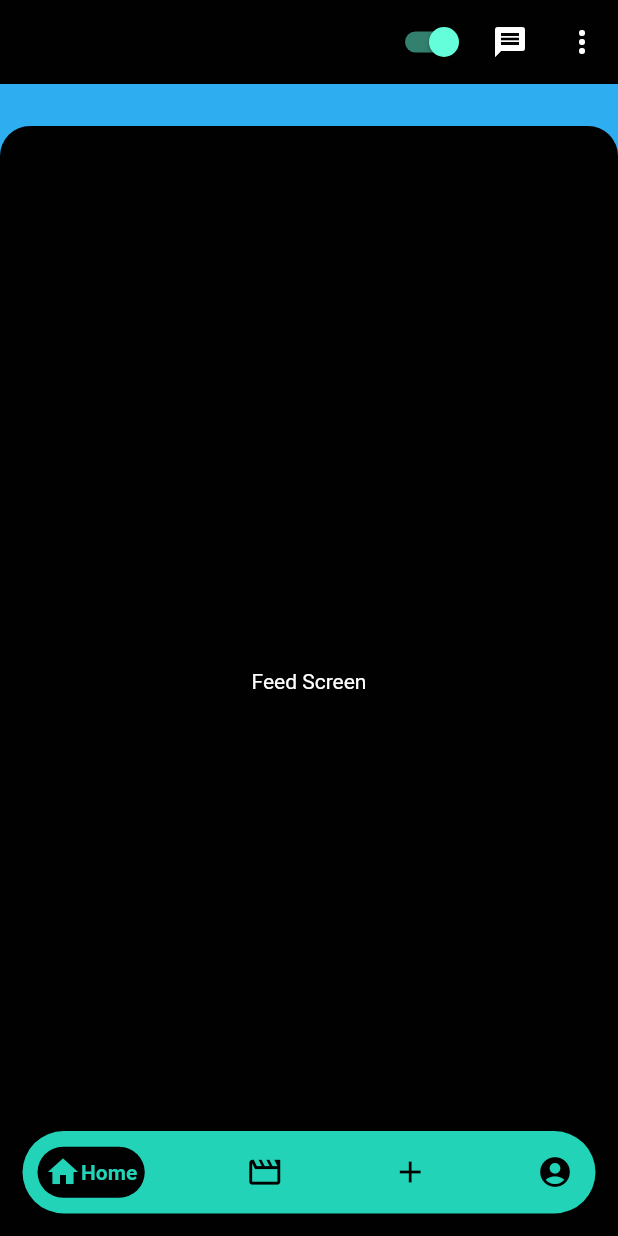
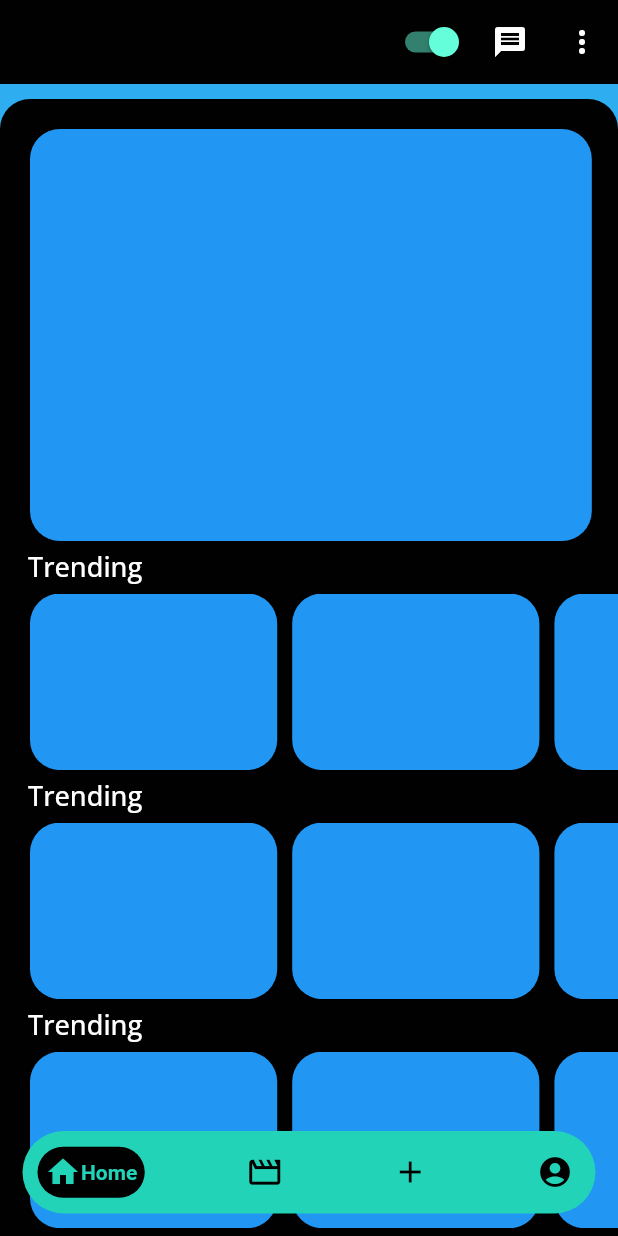
Before and after one commit to vermaanurag1532/WHILE_APP, a Flutter app: the screen it shows once a user with an empty profile is signed in, on a phone screen of 412 x 824 dp. Run offline on Flutter 3.47's test engine with Material 2 defaults, Android fonts, the phone set to English and light mode, and no system bars; drawn by our look-alikes of google_nav_bar; our stand-ins replace another_flushbar, cached_network_image, cloud_firestore, emoji_picker_flutter, firebase_auth, firebase_core and 12 more; missing offline and left inert: video_compress_plus; accounts and stored records are empty.

Commit message:
comment and feed screen

```diff
--- a/lib/main.dart
+++ b/lib/main.dart
@@ -3,12 +3,14 @@ import 'package:firebase_core/firebase_core.dart';
 import 'package:flutter/material.dart';
 import 'package:flutter/services.dart';
 import 'package:flutter_riverpod/flutter_riverpod.dart' as river;
+import 'package:get/get_state_manager/get_state_manager.dart';
 import 'package:provider/provider.dart';
 import 'package:while_app/repository/firebase_repository.dart';
 import 'package:while_app/theme/pallete.dart';
 import 'package:while_app/utils/routes/routes_name.dart';
 import 'package:while_app/view_model/current_user_provider.dart';
 import 'package:while_app/view_model/firebasedata.dart';
+import 'package:while_app/view_model/post_controller.dart';
 import 'package:while_app/view_model/post_provider.dart';
 import 'package:while_app/view_model/profile_controller.dart';
 import 'utils/routes/routes.dart';
@@ -51,6 +53,7 @@ class MyApp extends river.ConsumerWidget {
 
     return MultiProvider(
       providers: [
+        StreamProvider<List<Map<String, dynamic>>>(create: (context)=> PostController().getPost(), initialData: const []),
         Provider(
             create: (_) => PostProvider()),
         Provider<FirebaseAuthMethods>(
--- a/lib/repository/firebase_repository.dart
+++ b/lib/repository/firebase_repository.dart
@@ -25,6 +25,7 @@ class FirebaseAuthMethods {
           "name": name,
         });
       });
+     await FirebaseAuth.instance.currentUser!.updateDisplayName(name);
     } on FirebaseAuthException catch (e) {
       Utils.snackBar(e.message!, context);
     }
--- a/lib/utils/routes/routes.dart
+++ b/lib/utils/routes/routes.dart
@@ -3,7 +3,9 @@ import 'dart:io';
 import 'package:flutter/material.dart';
 import 'package:while_app/utils/routes/routes_name.dart';
 import 'package:while_app/view/auth/forgot_password_screen.dart';
+import 'package:while_app/view/comment_screen.dart';
 import 'package:while_app/view/create/add_reel.dart';
+import 'package:while_app/view/feed.dart';
 import 'package:while_app/view/home_screen.dart';
 import 'package:while_app/view/post_preview.dart';
 import 'package:while_app/view/social/create_menu_screen.dart';
@@ -46,6 +48,12 @@ class Routes {
       case RoutesName.createMenu:
         return MaterialPageRoute(
             builder: (BuildContext context) => const CreateMenuScreen());
+      case RoutesName.feeds:
+        return MaterialPageRoute(
+            builder: (BuildContext context) => const Feed());
+       case RoutesName.commentScreen:
+        return MaterialPageRoute(
+            builder: (BuildContext context) => const CommentScreen());
        case RoutesName.postPreview:
         if (arguments is File) {
           return MaterialPageRoute(
--- a/lib/utils/routes/routes_name.dart
+++ b/lib/utils/routes/routes_name.dart
@@ -10,4 +10,6 @@ class RoutesName{
   static const String createMenu='create_menu';
   static const String addReel='add_reel';
   static const String postPreview='post-preview';
+  static const String feeds='feed';
+  static const String commentScreen='comment-screen';
 }
--- a/lib/view/feed_screen.dart
+++ b/lib/view/feed_screen.dart
@@ -1,6 +1,8 @@
 import 'package:flutter/material.dart';
 import 'package:flutter_riverpod/flutter_riverpod.dart';
+import 'package:google_fonts/google_fonts.dart';
 import 'package:while_app/theme/pallete.dart';
+import 'package:while_app/utils/routes/routes_name.dart';
 
 class FeedScreen extends ConsumerStatefulWidget {
   const FeedScreen({Key? key}) : super(key: key);
@@ -13,16 +15,135 @@ class _FeedScreenState extends ConsumerState<FeedScreen> {
   @override
   Widget build(BuildContext context) {
     final currentTheme = ref.watch(themeNotifierProvider);
-    return Padding(
-      padding: const EdgeInsets.only(top: 28.0),
-      child: Container(
+    var h = MediaQuery.of(context).size.height;
+    var w = MediaQuery.of(context).size.width;
+    return Container(
+      margin:const EdgeInsets.only(top: 10),
         height: MediaQuery.of(context).size.height,
         decoration: BoxDecoration(
             color: currentTheme.primaryColor,
             borderRadius: const BorderRadius.only(
                 topLeft: Radius.circular(20), topRight: Radius.circular(20))),
-        child: const Center(child: Text("Feed Screen")),
-      ),
-    );
+        child: ListView(
+          children: [
+            const SizedBox(height: 20,),
+            SizedBox(
+              height: h / 3,
+              child: ListView.builder(
+                scrollDirection: Axis.horizontal,
+                itemBuilder: (context, index) {
+                  return InkWell(
+                    onTap: () {
+                      Navigator.pushNamed(context, RoutesName.feeds);
+                    },
+                    child: Container(
+                      height: h / 3,
+                      width: w / 1.1,
+                      decoration:const BoxDecoration(borderRadius: BorderRadius.all(Radius.circular(20,)),color: Colors.blue),
+                      margin:const EdgeInsets.symmetric(horizontal: 20),
+                    ),
+                  );
+                },
+                itemCount: 10,
+              ),
+            ),
+            const SizedBox(height: 5,),
+            Row(
+              children: [
+                SizedBox(width: (w-w/1.1)/2,),
+                Text('Trending', style: GoogleFonts.openSans(fontSize: 18, fontWeight: FontWeight.w500),),
+              ],
+            ),
+            const SizedBox(height: 5,),
+            Container(
+              padding:const EdgeInsets.only(left: 10),
+              height: h / 7,
+              child: ListView.builder(
+                scrollDirection: Axis.horizontal,
+                itemBuilder: (context, index) {
+                  return Container(
+                    height: h / 3,
+                    width: w / 2.5,
+                    decoration:const BoxDecoration(borderRadius: BorderRadius.all(Radius.circular(20,)),color: Colors.blue),
+                    margin:const EdgeInsets.only(left: 10),
+                  );
+                },
+                itemCount: 10,
+              ),
+            ),
+            const SizedBox(height: 5,),
+            Row(
+              children: [
+                SizedBox(width: (w-w/1.1)/2,),
+                Text('Trending', style: GoogleFonts.openSans(fontSize: 18, fontWeight: FontWeight.w500),),
+              ],
+            ),
+            const SizedBox(height: 5,),
+            Container(
+              padding:const EdgeInsets.only(left: 10),
+              height: h / 7,
+              child: ListView.builder(
+                scrollDirection: Axis.horizontal,
+                itemBuilder: (context, index) {
+                  return Container(
+                    height: h / 3,
+                    width: w / 2.5,
+                    decoration:const BoxDecoration(borderRadius: BorderRadius.all(Radius.circular(20,)),color: Colors.blue),
+                    margin:const EdgeInsets.only(left: 10),
+                  );
+                },
+                itemCount: 10,
+              ),
+            ),
+            const SizedBox(height: 5,),
+            Row(
+              children: [
+                SizedBox(width: (w-w/1.1)/2,),
+                Text('Trending', style: GoogleFonts.openSans(fontSize: 18, fontWeight: FontWeight.w500),),
+              ],
+            ),
+            const SizedBox(height: 5,),
+            Container(
+              padding: EdgeInsets.only(left: 10),
+              height: h / 7,
+              child: ListView.builder(
+                scrollDirection: Axis.horizontal,
+                itemBuilder: (context, index) {
+                  return Container(
+                    height: h / 3,
+                    width: w / 2.5,
+                    decoration:const BoxDecoration(borderRadius: BorderRadius.all(Radius.circular(20,)),color: Colors.blue),
+                    margin:const EdgeInsets.only(left: 10),
+                  );
+                },
+                itemCount: 10,
+              ),
+            ),
+            const SizedBox(height: 5,),
+            Row(
+              children: [
+                SizedBox(width: (w-w/1.1)/2,),
+                Text('Trending', style: GoogleFonts.openSans(fontSize: 18, fontWeight: FontWeight.w500),),
+              ],
+            ),
+            const SizedBox(height: 5,),
+            Container(
+              padding: EdgeInsets.only(left: 10),
+              height: h / 7,
+              child: ListView.builder(
+                scrollDirection: Axis.horizontal,
+                itemBuilder: (context, index) {
+                  return Container(
+                    height: h / 3,
+                    width: w / 2.5,
+                    decoration:const BoxDecoration(borderRadius: BorderRadius.all(Radius.circular(20,)),color: Colors.blue),
+                    margin:const EdgeInsets.only(left: 10),
+                  );
+                },
+                itemCount: 10,
+              ),
+            )
+          ],
+        ));
   }
 }
--- a/lib/view/home_screen.dart
+++ b/lib/view/home_screen.dart
@@ -37,7 +37,7 @@ class _HomeScreenState extends ConsumerState<HomeScreen> {
 
   static final List<Widget> _widgetOptions = <Widget>[
     const FeedScreen(),
-    ReelsScreen(),
+    const ReelsScreen(),
     const CreateScreen(),
     const ProfileScreen()
   ];
--- a/pubspec.yaml
+++ b/pubspec.yaml
@@ -66,6 +66,7 @@ dependencies:
   get:
   image_cropper: ^4.0.1
   google_fonts: ^4.0.4
+  uuid: ^3.0.7
 
   # gradient_text:
 
```
Also changed, not shown: lib/resources/components/post_widget.dart (added, +177 -0 lines), lib/view/comment_screen.dart (added, +10 -0 lines), lib/view/feed.dart (added, +23 -0 lines), lib/view/post_preview.dart (+10 -6 lines), lib/view/post_widget.dart (added, +81 -0 lines), pubspec.lock.
